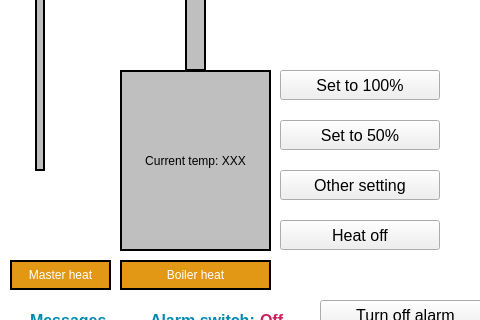
This is UI/AutomatedBreweryUI/StillDashboard.ui in Bobstin/AutomatedBrewery as Qt 5 draws it before an edit; both pictures show x 0 to 480 and y 137 to 457 of the 1495 by 698 pixel window. The edited form follows.
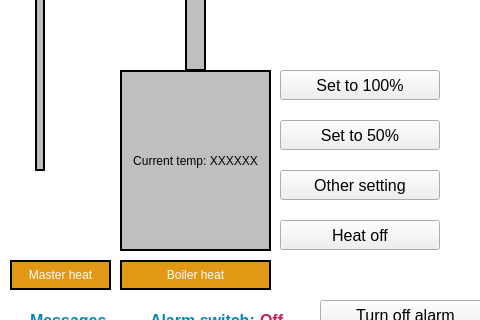
This is the edited form. Custom widgets are drawn as their Qt base class.

Commit message: Pre changes to heat detection

Patch:
```diff
--- a/UI/AutomatedBreweryUI/StillDashboard.ui
+++ b/UI/AutomatedBreweryUI/StillDashboard.ui
@@ -402,7 +402,7 @@
 }</string>
     </property>
     <property name="text">
-     <string>Current temp: XXX</string>
+     <string>Current temp: XXXXXX</string>
     </property>
    </widget>
    <widget class="QPushButton" name="Column_1">
```
Left out of the diff: 6 changed lines with no effect on the pictures. The commit also changes 1 other file.
